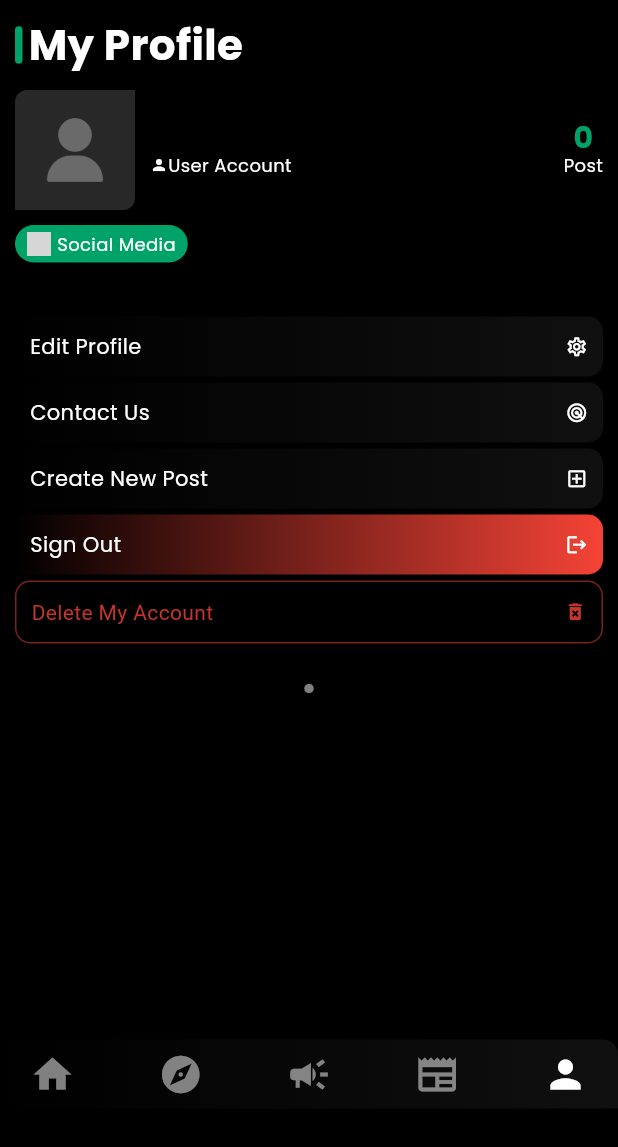
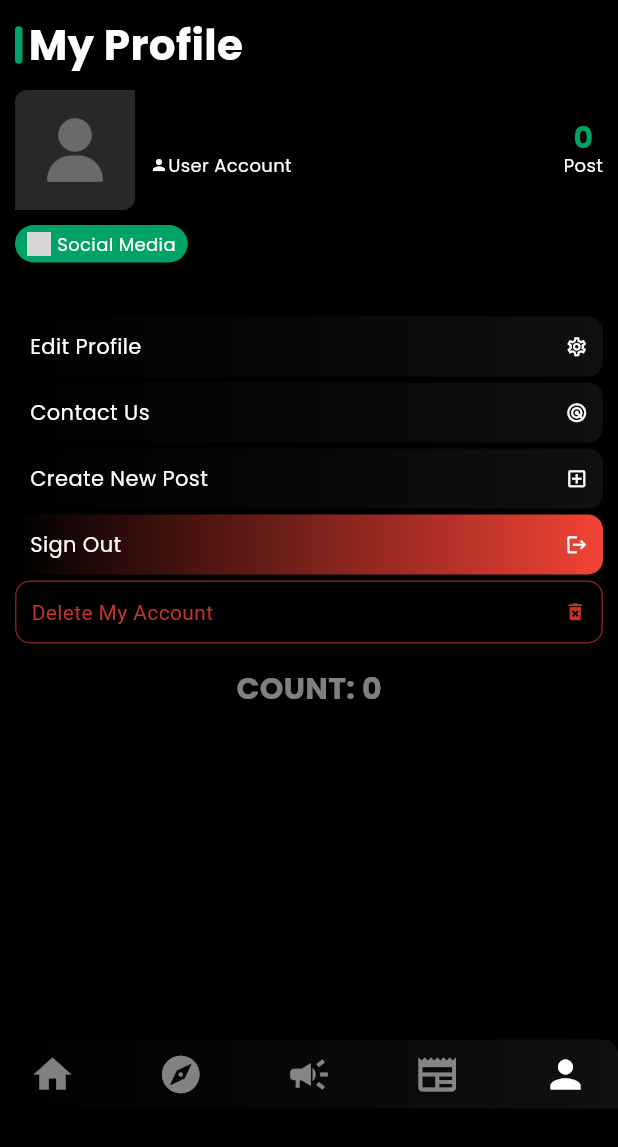
Before and after one commit to btcmorningofficial-jpg/Airdroptour-, a Flutter app: the ProfilePage screen opened directly, on a phone screen of 412 x 824 dp. Shown: the top 1147 px of the screen. Run offline on Flutter 3.47's test engine with Material 3 defaults, Android fonts, the phone set to English and light mode, and no system bars; our stand-ins replace audioplayers, cached_network_image, carousel_slider, flutter_chat_bubble, flutter_markdown, google_fonts and 3 more; missing offline and left inert: cosmos, record, select_dialog; accounts and stored records are empty; network calls fail; grey boxes are pictures that could not be loaded.

Commit message:
Debug: show crypto count

```diff
--- a/lib/page/profile.dart
+++ b/lib/page/profile.dart
@@ -549,7 +549,7 @@ class _ProfilePageState extends State<ProfilePage> {
                             ),
                             Padding(
                               padding: const EdgeInsets.all(20),
-                              child: h3("•", color: textColor.withOpacity(0.5)),
+                              child: h3("COUNT: ${profileCrypto.value.length}", color: textColor.withOpacity(0.5)),
                             ),
                             Row(
                               children: [
```
